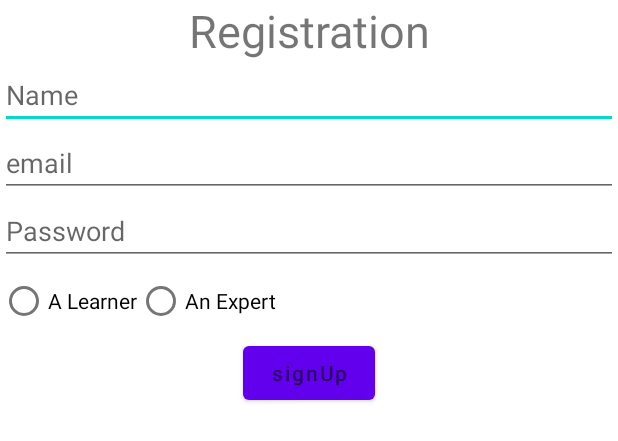
After one commit to hamjabhatti10/nEdge, an Android app: the layout activity_registration.xml on its own in the app's theme, with its tools: preview values and no code run, on a phone screen of 412 x 824 dp. The commit adds this screen. Shown: the top 441 px of the screen. Run offline under Robolectric (Android 15) with nearby library versions, the phone set to English and light mode, and no system bars.

Commit message:
login design complete and half registration design
This reverts commit 88c2eba12252741e8b018e6831c54347037ea15b.

```diff
--- a/app/src/main/java/com/app/nEdge/customData/adapter/BaseViewHolder.kt
+++ b/app/src/main/java/com/app/nEdge/customData/adapter/BaseViewHolder.kt
@@ -9,8 +9,8 @@ class BaseViewHolder(private val mBinding: ViewDataBinding) :
     RecyclerView.ViewHolder(mBinding.root) {
 
     fun bind(obj: Any?, callBack: AdapterOnClick) {
-        mBinding.setVariable(BR.obj, obj)
-        mBinding.setVariable(BR.click, callBack)
+        //mBinding.setVariable(BR.obj, obj)
+        //mBinding.setVariable(BR.click, callBack)
         mBinding.executePendingBindings()
     }
 }
--- a/app/src/main/java/com/app/nEdge/models/MyDataClass.kt
+++ b/app/src/main/java/com/app/nEdge/models/MyDataClass.kt
@@ -6,7 +6,7 @@ import com.google.gson.annotations.SerializedName
 class MyDataClass(
     @Expose
     @SerializedName("auth")
-    val authModel: User?,
+    val authModel: Users?,
 ) {
     constructor() : this(
         null
--- a/app/src/main/java/com/app/nEdge/ui/activities/splashActivity/SplashActivity.kt
+++ b/app/src/main/java/com/app/nEdge/ui/activities/splashActivity/SplashActivity.kt
@@ -38,7 +38,7 @@ class SplashActivity : BaseActivity() {
             ViewModelProvider.NewInstanceFactory()
         ).get(SplashViewModel::class.java)
 
-        System.loadLibrary(Constants.CPP_LIBRARY_NAME)
+
 
         @Suppress("DEPRECATION")
         if (Build.VERSION.SDK_INT >= Build.VERSION_CODES.R) {
--- /dev/null
+++ b/app/src/main/res/layout/activity_registration.xml
@@ -0,0 +1,66 @@
+<?xml version="1.0" encoding="utf-8"?>
+<LinearLayout xmlns:android="http://schemas.android.com/apk/res/android"
+    xmlns:app="http://schemas.android.com/apk/res-auto"
+    xmlns:tools="http://schemas.android.com/tools"
+    android:layout_width="match_parent"
+    android:layout_height="match_parent"
+    android:orientation="vertical"
+    tools:context=".ui.activities.RegistrationActivtiy.RegistrationActivity">
+
+<TextView
+    android:layout_width="match_parent"
+    android:layout_height="wrap_content"
+    android:id="@+id/textViewRegistration"
+    android:gravity="center"
+    android:textSize="30sp"
+    android:text="@string/registration"/>
+
+
+    <EditText
+        android:layout_width="match_parent"
+        android:layout_height="wrap_content"
+        android:id="@+id/editTextName"
+        android:hint="@string/name"/>
+
+    <EditText
+        android:layout_width="match_parent"
+        android:layout_height="wrap_content"
+        android:inputType="textEmailAddress"
+        android:id="@+id/editTextEmail"
+        android:hint="@string/email"/>
+    <EditText
+        android:layout_width="match_parent"
+        android:layout_height="wrap_content"
+        android:id="@+id/editTextPassword"
+        android:inputType="textPassword"
+        android:hint="@string/password" />
+
+
+    <RadioGroup
+        android:layout_width="match_parent"
+        android:layout_height="wrap_content"
+        android:orientation="horizontal"
+        android:id="@+id/radioGroup">
+
+        <RadioButton
+            android:layout_width="wrap_content"
+            android:layout_height="wrap_content"
+            android:id="@+id/radioButtonLearner"
+            android:text="@string/a_learner"/>
+        <RadioButton
+            android:layout_width="wrap_content"
+            android:layout_height="wrap_content"
+            android:id="@+id/radioButtonExpert"
+            android:text="@string/an_expert"/>
+
+    </RadioGroup>
+
+
+    <Button
+        android:layout_width="wrap_content"
+        android:layout_height="wrap_content"
+        android:layout_gravity="center"
+        android:id="@+id/buttonSignUp"
+        android:hint="@string/signup"/>
+
+</LinearLayout>
--- a/app/src/main/res/values/strings.xml
+++ b/app/src/main/res/values/strings.xml
@@ -50,4 +50,17 @@
     <string name="camera_permission_msg">Please enable camera permission from Settings.</string>
     <string name="gallery_permission_msg">Please enable gallery permission from Settings.</string>
     <string name="permission_denied">Permission Denied</string>
+    <string name="login">Login</string>
+    <string name="phone_email">Phone/Email</string>
+    <string name="firstname">firstName</string>
+    <string name="lastname">lastName</string>
+    <string name="email">email</string>
+    <string name="signup">signUp</string>
+    <string name="require_field">require_field</string>
+    <string name="password">Password</string>
+    <string name="registration">Registration</string>
+    <string name="a_learner">A Learner</string>
+    <string name="an_expert">An Expert</string>
+    <string name="name">Name</string>
+
 </resources>
```
Also changed, not shown: app/build.gradle (+8 -8 lines), app/src/main/AndroidManifest.xml (+16 -5 lines), app/src/main/java/com/app/nEdge/models/User.kt (deleted, +0 -40 lines), app/src/main/java/com/app/nEdge/models/Users.java (added, +37 -0 lines), app/src/main/java/com/app/nEdge/ui/activities/RegistrationActivtiy/RegistrationActivity.java (added, +122 -0 lines), app/src/main/java/com/app/nEdge/ui/activities/loginActivity/LoginActivity.java (added, +76 -0 lines), app/src/main/res/layout/activity_login.xml (added, +32 -0 lines), app/src/main/res/layout/activity_main.xml (+8 -8 lines), app/src/main/res/layout/item_example.xml (deleted, +0 -29 lines).
